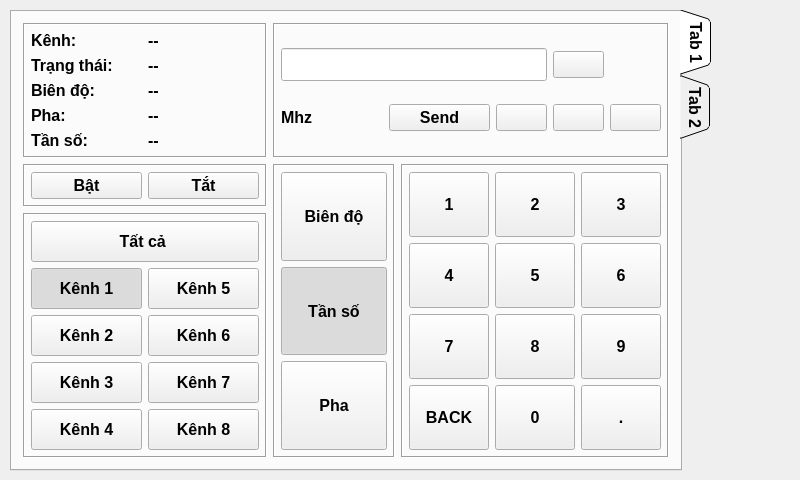
Before: the Qt Designer form mainwindow.ui in kimphg/rasPi, drawn with Qt 5.
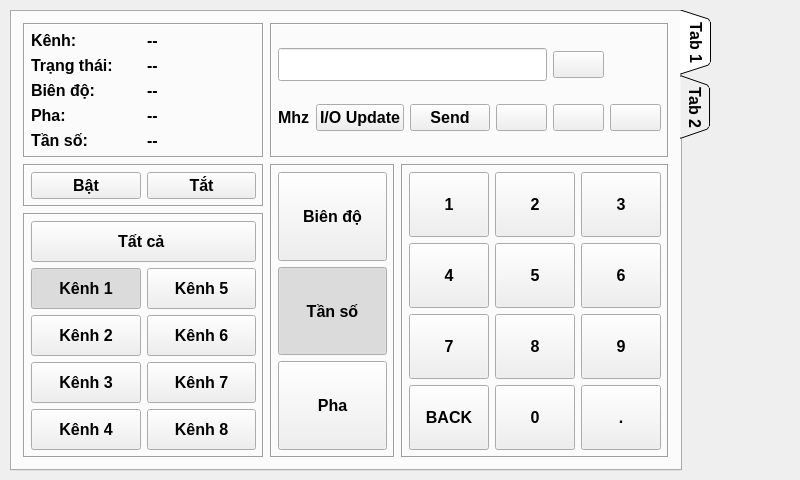
After: the same form once the commit is applied. Icons and pictures are not drawn.

Patch:
```diff
--- a/mainwindow.ui
+++ b/mainwindow.ui
@@ -52,15 +52,21 @@
       <string>Tab 1</string>
      </attribute>
      <layout class="QGridLayout" name="gridLayout_4">
-      <item row="0" column="0" colspan="2">
-       <widget class="QFrame" name="frame">
+      <item row="2" column="0" colspan="2">
+       <widget class="QFrame" name="frame_2">
+        <property name="sizePolicy">
+         <sizepolicy hsizetype="Preferred" vsizetype="Preferred">
+          <horstretch>0</horstretch>
+          <verstretch>0</verstretch>
+         </sizepolicy>
+        </property>
         <property name="frameShape">
          <enum>QFrame::Box</enum>
         </property>
         <property name="frameShadow">
          <enum>QFrame::Sunken</enum>
         </property>
-        <layout class="QGridLayout" name="gridLayout_5">
+        <layout class="QGridLayout" name="gridLayout_6">
          <property name="leftMargin">
           <number>6</number>
          </property>
@@ -74,103 +80,33 @@
           <number>6</number>
          </property>
          <item row="0" column="0">
-          <widget class="QLabel" name="label">
+          <widget class="QPushButton" name="pushButton_kenh_16">
+           <property name="sizePolicy">
+            <sizepolicy hsizetype="Minimum" vsizetype="Maximum">
+             <horstretch>0</horstretch>
+             <verstretch>0</verstretch>
+            </sizepolicy>
+           </property>
+           <property name="font">
+            <font>
+             <pointsize>12</pointsize>
+            </font>
+           </property>
            <property name="text">
-            <string>Kênh:</string>
+            <string>Bật</string>
+           </property>
+           <property name="checkable">
+            <bool>false</bool>
+           </property>
+           <property name="autoExclusive">
+            <bool>false</bool>
            </property>
           </widget>
          </item>
          <item row="0" column="1">
-          <widget class="QLabel" name="label_chanel_num">
-           <property name="text">
-            <string>--</string>
-           </property>
-          </widget>
-         </item>
-         <item row="1" column="0">
-          <widget class="QLabel" name="label_2">
-           <property name="text">
-            <string>Trạng thái:</string>
-           </property>
-          </widget>
-         </item>
-         <item row="1" column="1">
-          <widget class="QLabel" name="label_chanel_stat">
-           <property name="text">
-            <string>--</string>
-           </property>
-          </widget>
-         </item>
-         <item row="2" column="0">
-          <widget class="QLabel" name="label_3">
-           <property name="text">
-            <string>Biên độ:</string>
-           </property>
-          </widget>
-         </item>
-         <item row="2" column="1">
-          <widget class="QLabel" name="label_chanel_amp">
-           <property name="text">
-            <string>--</string>
-           </property>
-          </widget>
-         </item>
-         <item row="3" column="0">
-          <widget class="QLabel" name="label_7">
-           <property name="text">
-            <string>Pha:</string>
-           </property>
-          </widget>
-         </item>
-         <item row="3" column="1">
-          <widget class="QLabel" name="label_chanel_phase">
-           <property name="text">
-            <string>--</string>
-           </property>
-          </widget>
-         </item>
-         <item row="4" column="0">
-          <widget class="QLabel" name="label_8">
-           <property name="text">
-            <string>Tần số:</string>
-           </property>
-          </widget>
-         </item>
-         <item row="4" column="1">
-          <widget class="QLabel" name="label_chanel_freq">
-           <property name="text">
-            <string>--</string>
-           </property>
-          </widget>
-         </item>
-        </layout>
-       </widget>
-      </item>
-      <item row="1" column="2" rowspan="2">
-       <widget class="QFrame" name="frame">
-        <property name="frameShape">
-         <enum>QFrame::Box</enum>
-        </property>
-        <property name="frameShadow">
-         <enum>QFrame::Sunken</enum>
-        </property>
-        <layout class="QGridLayout" name="gridLayout_7">
-         <property name="leftMargin">
-          <number>6</number>
-         </property>
-         <property name="topMargin">
-          <number>6</number>
-         </property>
-         <property name="rightMargin">
-          <number>6</number>
-         </property>
-         <property name="bottomMargin">
-          <number>6</number>
-         </property>
-         <item row="2" column="0">
-          <widget class="QPushButton" name="pushButton_num_control_afreq">
+          <widget class="QPushButton" name="pushButton_kenh_17">
            <property name="sizePolicy">
-            <sizepolicy hsizetype="Preferred" vsizetype="Preferred">
+            <sizepolicy hsizetype="Minimum" vsizetype="Maximum">
              <horstretch>0</horstretch>
              <verstretch>0</verstretch>
             </sizepolicy>
@@ -181,71 +117,20 @@
             </font>
            </property>
            <property name="text">
-            <string>Tần số</string>
+            <string>Tắt</string>
            </property>
            <property name="checkable">
-            <bool>true</bool>
+            <bool>false</bool>
            </property>
-           <property name="checked">
-            <bool>true</bool>
-           </property>
            <property name="autoExclusive">
             <bool>true</bool>
            </property>
           </widget>
          </item>
-         <item row="0" column="0">
-          <widget class="QPushButton" name="pushButton_num_control_amp">
-           <property name="sizePolicy">
-            <sizepolicy hsizetype="Preferred" vsizetype="Preferred">
-             <horstretch>0</horstretch>
-             <verstretch>0</verstretch>
-            </sizepolicy>
-           </property>
-           <property name="font">
-            <font>
-             <pointsize>12</pointsize>
-            </font>
-           </property>
-           <property name="text">
-            <string>Biên độ</string>
-           </property>
-           <property name="checkable">
-            <bool>true</bool>
-           </property>
-           <property name="autoExclusive">
-            <bool>true</bool>
-           </property>
-          </widget>
-         </item>
-         <item row="3" column="0">
-          <widget class="QPushButton" name="pushButton_num_control_phase">
-           <property name="sizePolicy">
-            <sizepolicy hsizetype="Preferred" vsizetype="Preferred">
-             <horstretch>0</horstretch>
-             <verstretch>0</verstretch>
-            </sizepolicy>
-           </property>
-           <property name="font">
-            <font>
-             <pointsize>12</pointsize>
-            </font>
-           </property>
-           <property name="text">
-            <string>Pha</string>
-           </property>
-           <property name="checkable">
-            <bool>true</bool>
-           </property>
-           <property name="autoExclusive">
-            <bool>true</bool>
-           </property>
-          </widget>
-         </item>
         </layout>
        </widget>
       </item>
-      <item row="1" column="3" rowspan="2">
+      <item row="2" column="3" rowspan="2">
        <widget class="QFrame" name="frame">
         <property name="frameShape">
          <enum>QFrame::Box</enum>
@@ -485,172 +370,7 @@
         </layout>
        </widget>
       </item>
-      <item row="0" column="2" colspan="2">
-       <widget class="QFrame" name="frame">
-        <property name="frameShape">
-         <enum>QFrame::Box</enum>
-        </property>
-        <property name="frameShadow">
-         <enum>QFrame::Sunken</enum>
-        </property>
-        <layout class="QGridLayout" name="gridLayout_3">
-         <property name="leftMargin">
-          <number>6</number>
-         </property>
-         <property name="topMargin">
-          <number>6</number>
-         </property>
-         <property name="rightMargin">
-          <number>6</number>
-         </property>
-         <property name="bottomMargin">
-          <number>6</number>
-         </property>
-         <item row="0" column="3">
-          <widget class="QPushButton" name="pushButton_num_control_up">
-           <property name="sizePolicy">
-            <sizepolicy hsizetype="Fixed" vsizetype="Fixed">
-             <horstretch>0</horstretch>
-             <verstretch>0</verstretch>
-            </sizepolicy>
-           </property>
-           <property name="font">
-            <font>
-             <pointsize>12</pointsize>
-            </font>
-           </property>
-           <property name="text">
-            <string/>
-           </property>
-           <property name="icon">
-            <iconset resource="res.qrc">
-             <normaloff>:/1480496118_arrow-up-01.ico</normaloff>:/1480496118_arrow-up-01.ico</iconset>
-           </property>
-           <property name="iconSize">
-            <size>
-             <width>32</width>
-             <height>32</height>
-            </size>
-           </property>
-          </widget>
-         </item>
-         <item row="1" column="2">
-          <widget class="QPushButton" name="pushButton_num_control_left">
-           <property name="sizePolicy">
-            <sizepolicy hsizetype="Fixed" vsizetype="Fixed">
-             <horstretch>0</horstretch>
-             <verstretch>0</verstretch>
-            </sizepolicy>
-           </property>
-           <property name="font">
-            <font>
-             <pointsize>12</pointsize>
-            </font>
-           </property>
-           <property name="text">
-            <string/>
-           </property>
-           <property name="icon">
-            <iconset resource="res.qrc">
-             <normaloff>:/1480496108_arrow-left-01.ico</normaloff>:/1480496108_arrow-left-01.ico</iconset>
-           </property>
-           <property name="iconSize">
-            <size>
-             <width>32</width>
-             <height>32</height>
-            </size>
-           </property>
-          </widget>
-         </item>
-         <item row="1" column="3">
-          <widget class="QPushButton" name="pushButton_num_control_down">
-           <property name="sizePolicy">
-            <sizepolicy hsizetype="Fixed" vsizetype="Fixed">
-             <horstretch>0</horstretch>
-             <verstretch>0</verstretch>
-            </sizepolicy>
-           </property>
-           <property name="font">
-            <font>
-             <pointsize>12</pointsize>
-            </font>
-           </property>
-           <property name="text">
-            <string/>
-           </property>
-           <property name="icon">
-            <iconset resource="res.qrc">
-             <normaloff>:/1480496134_arrow-down-01.ico</normaloff>:/1480496134_arrow-down-01.ico</iconset>
-           </property>
-           <property name="iconSize">
-            <size>
-             <width>32</width>
-             <height>32</height>
-            </size>
-           </property>
-          </widget>
-         </item>
-         <item row="1" column="4">
-          <widget class="QPushButton" name="pushButton_num_control_right">
-           <property name="sizePolicy">
-            <sizepolicy hsizetype="Fixed" vsizetype="Fixed">
-             <horstretch>0</horstretch>
-             <verstretch>0</verstretch>
-            </sizepolicy>
-           </property>
-           <property name="font">
-            <font>
-             <pointsize>12</pointsize>
-            </font>
-           </property>
-           <property name="text">
-            <string/>
-           </property>
-           <property name="icon">
-            <iconset resource="res.qrc">
-             <normaloff>:/1480496090_arrow-right-01.ico</normaloff>:/1480496090_arrow-right-01.ico</iconset>
-           </property>
-           <property name="iconSize">
-            <size>
-             <width>32</width>
-             <height>32</height>
-            </size>
-           </property>
-          </widget>
-         </item>
-         <item row="1" column="1">
-          <widget class="QPushButton" name="pushButton">
-           <property name="sizePolicy">
-            <sizepolicy hsizetype="Minimum" vsizetype="Minimum">
-             <horstretch>0</horstretch>
-             <verstretch>0</verstretch>
-            </sizepolicy>
-           </property>
-           <property name="text">
-            <string>Send</string>
-           </property>
-          </widget>
-         </item>
-         <item row="1" column="0">
-          <widget class="QLabel" name="label_unit">
-           <property name="text">
-            <string>Mhz</string>
-           </property>
-          </widget>
-         </item>
-         <item row="0" column="0" colspan="3">
-          <widget class="QLineEdit" name="lineEdit">
-           <property name="font">
-            <font>
-             <pointsize>16</pointsize>
-            </font>
-           </property>
-          </widget>
-         </item>
-        </layout>
-       </widget>
-      </item>
-      <item row="2" column="0" colspan="2">
+      <item row="3" column="0" colspan="2">
        <widget class="QFrame" name="frame">
         <property name="frameShape">
          <enum>QFrame::Box</enum>
@@ -899,21 +619,204 @@
         </layout>
        </widget>
       </item>
-      <item row="1" column="0" colspan="2">
-       <widget class="QFrame" name="frame_2">
-        <property name="sizePolicy">
-         <sizepolicy hsizetype="Preferred" vsizetype="Preferred">
-          <horstretch>0</horstretch>
-          <verstretch>0</verstretch>
-         </sizepolicy>
+      <item row="0" column="2" colspan="2">
+       <widget class="QFrame" name="frame">
+        <property name="frameShape">
+         <enum>QFrame::Box</enum>
         </property>
+        <property name="frameShadow">
+         <enum>QFrame::Sunken</enum>
+        </property>
+        <layout class="QGridLayout" name="gridLayout_3">
+         <property name="leftMargin">
+          <number>6</number>
+         </property>
+         <property name="topMargin">
+          <number>6</number>
+         </property>
+         <property name="rightMargin">
+          <number>6</number>
+         </property>
+         <property name="bottomMargin">
+          <number>6</number>
+         </property>
+         <item row="1" column="3">
+          <widget class="QPushButton" name="pushButton_num_control_left">
+           <property name="sizePolicy">
+            <sizepolicy hsizetype="Fixed" vsizetype="Fixed">
+             <horstretch>0</horstretch>
+             <verstretch>0</verstretch>
+            </sizepolicy>
+           </property>
+           <property name="font">
+            <font>
+             <pointsize>12</pointsize>
+            </font>
+           </property>
+           <property name="text">
+            <string/>
+           </property>
+           <property name="icon">
+            <iconset resource="res.qrc">
+             <normaloff>:/1480496108_arrow-left-01.ico</normaloff>:/1480496108_arrow-left-01.ico</iconset>
+           </property>
+           <property name="iconSize">
+            <size>
+             <width>32</width>
+             <height>32</height>
+            </size>
+           </property>
+          </widget>
+         </item>
+         <item row="0" column="4">
+          <widget class="QPushButton" name="pushButton_num_control_up">
+           <property name="sizePolicy">
+            <sizepolicy hsizetype="Fixed" vsizetype="Fixed">
+             <horstretch>0</horstretch>
+             <verstretch>0</verstretch>
+            </sizepolicy>
+           </property>
+           <property name="font">
+            <font>
+             <pointsize>12</pointsize>
+            </font>
+           </property>
+           <property name="text">
+            <string/>
+           </property>
+           <property name="icon">
+            <iconset resource="res.qrc">
+             <normaloff>:/1480496118_arrow-up-01.ico</normaloff>:/1480496118_arrow-up-01.ico</iconset>
+           </property>
+           <property name="iconSize">
+            <size>
+             <width>32</width>
+             <height>32</height>
+            </size>
+           </property>
+          </widget>
+         </item>
+         <item row="1" column="2">
+          <widget class="QPushButton" name="pushButton">
+           <property name="sizePolicy">
+            <sizepolicy hsizetype="Minimum" vsizetype="Minimum">
+             <horstretch>0</horstretch>
+             <verstretch>0</verstretch>
+            </sizepolicy>
+           </property>
+           <property name="text">
+            <string>Send</string>
+           </property>
+          </widget>
+         </item>
+         <item row="1" column="0">
+          <widget class="QLabel" name="label_unit">
+           <property name="text">
+            <string>Mhz</string>
+           </property>
+          </widget>
+         </item>
+         <item row="0" column="0" colspan="4">
+          <widget class="QLineEdit" name="lineEdit">
+           <property name="font">
+            <font>
+             <pointsize>16</pointsize>
+            </font>
+           </property>
+          </widget>
+         </item>
+         <item row="1" column="5">
+          <widget class="QPushButton" name="pushButton_num_control_right">
+           <property name="sizePolicy">
+            <sizepolicy hsizetype="Fixed" vsizetype="Fixed">
+             <horstretch>0</horstretch>
+             <verstretch>0</verstretch>
+            </sizepolicy>
+           </property>
+           <property name="font">
+            <font>
+             <pointsize>12</pointsize>
+            </font>
+           </property>
+           <property name="text">
+            <string/>
+           </property>
+           <property name="icon">
+            <iconset resource="res.qrc">
+             <normaloff>:/1480496090_arrow-right-01.ico</normaloff>:/1480496090_arrow-right-01.ico</iconset>
+           </property>
+           <property name="iconSize">
+            <size>
+             <width>32</width>
+             <height>32</height>
+            </size>
+           </property>
+          </widget>
+         </item>
+         <item row="1" column="4">
+          <widget class="QPushButton" name="pushButton_num_control_down">
+           <property name="sizePolicy">
+            <sizepolicy hsizetype="Fixed" vsizetype="Fixed">
+             <horstretch>0</horstretch>
+             <verstretch>0</verstretch>
+            </sizepolicy>
+           </property>
+           <property name="font">
+            <font>
+             <pointsize>12</pointsize>
+            </font>
+           </property>
+           <property name="text">
+            <string/>
+           </property>
+           <property name="icon">
+            <iconset resource="res.qrc">
+             <normaloff>:/1480496134_arrow-down-01.ico</normaloff>:/1480496134_arrow-down-01.ico</iconset>
+           </property>
+           <property name="iconSize">
+            <size>
+             <width>32</width>
+             <height>32</height>
+            </size>
+           </property>
+          </widget>
+         </item>
+         <item row="1" column="1">
+          <widget class="QPushButton" name="pushButton_num_control_phase_comp_2">
+           <property name="sizePolicy">
+            <sizepolicy hsizetype="Preferred" vsizetype="Preferred">
+             <horstretch>0</horstretch>
+             <verstretch>0</verstretch>
+            </sizepolicy>
+           </property>
+           <property name="font">
+            <font>
+             <pointsize>12</pointsize>
+            </font>
+           </property>
+           <property name="text">
+            <string>I/O Update</string>
+           </property>
+           <property name="checkable">
+            <bool>true</bool>
+           </property>
+           <property name="autoExclusive">
+            <bool>true</bool>
+           </property>
+          </widget>
+         </item>
+        </layout>
+       </widget>
+      </item>
+      <item row="0" column="0" colspan="2">
+       <widget class="QFrame" name="frame">
         <property name="frameShape">
          <enum>QFrame::Box</enum>
         </property>
         <property name="frameShadow">
          <enum>QFrame::Sunken</enum>
         </property>
-        <layout class="QGridLayout" name="gridLayout_6">
+        <layout class="QGridLayout" name="gridLayout_5">
          <property name="leftMargin">
           <number>6</number>
          </property>
@@ -927,33 +830,103 @@
           <number>6</number>
          </property>
          <item row="0" column="0">
-          <widget class="QPushButton" name="pushButton_kenh_16">
-           <property name="sizePolicy">
-            <sizepolicy hsizetype="Minimum" vsizetype="Maximum">
-             <horstretch>0</horstretch>
-             <verstretch>0</verstretch>
-            </sizepolicy>
-           </property>
-           <property name="font">
-            <font>
-             <pointsize>12</pointsize>
-            </font>
-           </property>
+          <widget class="QLabel" name="label">
            <property name="text">
-            <string>Bật</string>
-           </property>
-           <property name="checkable">
-            <bool>false</bool>
-           </property>
-           <property name="autoExclusive">
-            <bool>false</bool>
+            <string>Kênh:</string>
            </property>
           </widget>
          </item>
          <item row="0" column="1">
-          <widget class="QPushButton" name="pushButton_kenh_17">
+          <widget class="QLabel" name="label_chanel_num">
+           <property name="text">
+            <string>--</string>
+           </property>
+          </widget>
+         </item>
+         <item row="1" column="0">
+          <widget class="QLabel" name="label_2">
+           <property name="text">
+            <string>Trạng thái:</string>
+           </property>
+          </widget>
+         </item>
+         <item row="1" column="1">
+          <widget class="QLabel" name="label_chanel_stat">
+           <property name="text">
+            <string>--</string>
+           </property>
+          </widget>
+         </item>
+         <item row="2" column="0">
+          <widget class="QLabel" name="label_3">
+           <property name="text">
+            <string>Biên độ:</string>
+           </property>
+          </widget>
+         </item>
+         <item row="2" column="1">
+          <widget class="QLabel" name="label_chanel_amp">
+           <property name="text">
+            <string>--</string>
+           </property>
+          </widget>
+         </item>
+         <item row="3" column="0">
+          <widget class="QLabel" name="label_7">
+           <property name="text">
+            <string>Pha:</string>
+           </property>
+          </widget>
+         </item>
+         <item row="3" column="1">
+          <widget class="QLabel" name="label_chanel_phase">
+           <property name="text">
+            <string>--</string>
+           </property>
+          </widget>
+         </item>
+         <item row="4" column="0">
+          <widget class="QLabel" name="label_8">
+           <property name="text">
+            <string>Tần số:</string>
+           </property>
+          </widget>
+         </item>
+         <item row="4" column="1">
+          <widget class="QLabel" name="label_chanel_freq">
+           <property name="text">
+            <string>--</string>
+           </property>
+          </widget>
+         </item>
+        </layout>
+       </widget>
+      </item>
+      <item row="2" column="2" rowspan="2">
+       <widget class="QFrame" name="frame">
+        <property name="frameShape">
+         <enum>QFrame::Box</enum>
+        </property>
+        <property name="frameShadow">
+         <enum>QFrame::Sunken</enum>
+        </property>
+        <layout class="QGridLayout" name="gridLayout_7">
+         <property name="leftMargin">
+          <number>6</number>
+         </property>
+         <property name="topMargin">
+          <number>6</number>
+         </property>
+         <property name="rightMargin">
+          <number>6</number>
+         </property>
+         <property name="bottomMargin">
+          <number>6</number>
+         </property>
+         <item row="3" column="0">
+          <widget class="QPushButton" name="pushButton_num_control_afreq">
            <property name="sizePolicy">
-            <sizepolicy hsizetype="Minimum" vsizetype="Maximum">
+            <sizepolicy hsizetype="Preferred" vsizetype="Preferred">
              <horstretch>0</horstretch>
              <verstretch>0</verstretch>
             </sizepolicy>
@@ -964,13 +937,64 @@
             </font>
            </property>
            <property name="text">
-            <string>Tắt</string>
+            <string>Tần số</string>
            </property>
            <property name="checkable">
-            <bool>false</bool>
+            <bool>true</bool>
            </property>
+           <property name="checked">
+            <bool>true</bool>
+           </property>
            <property name="autoExclusive">
-            <bool>false</bool>
+            <bool>true</bool>
+           </property>
+          </widget>
+         </item>
+         <item row="1" column="0">
+          <widget class="QPushButton" name="pushButton_num_control_amp">
+           <property name="sizePolicy">
+            <sizepolicy hsizetype="Preferred" vsizetype="Preferred">
+             <horstretch>0</horstretch>
+             <verstretch>0</verstretch>
+            </sizepolicy>
+           </property>
+           <property name="font">
+            <font>
+             <pointsize>12</pointsize>
+            </font>
+           </property>
+           <property name="text">
+            <string>Biên độ</string>
+           </property>
+           <property name="checkable">
+            <bool>true</bool>
+           </property>
+           <property name="autoExclusive">
+            <bool>true</bool>
+           </property>
+          </widget>
+         </item>
+         <item row="4" column="0">
+          <widget class="QPushButton" name="pushButton_num_control_phase">
+           <property name="sizePolicy">
+            <sizepolicy hsizetype="Preferred" vsizetype="Preferred">
+             <horstretch>0</horstretch>
+             <verstretch>0</verstretch>
+            </sizepolicy>
+           </property>
+           <property name="font">
+            <font>
+             <pointsize>12</pointsize>
+            </font>
+           </property>
+           <property name="text">
+            <string>Pha</string>
+           </property>
+           <property name="checkable">
+            <bool>true</bool>
+           </property>
+           <property name="autoExclusive">
+            <bool>true</bool>
            </property>
           </widget>
          </item>
@@ -993,36 +1017,6 @@
        </rect>
       </property>
      </widget>
-     <widget class="QPushButton" name="pushButton_num_control_phase_comp_2">
-      <property name="geometry">
-       <rect>
-        <x>10</x>
-        <y>300</y>
-        <width>128</width>
-        <height>65</height>
-       </rect>
-      </property>
-      <property name="sizePolicy">
-       <sizepolicy hsizetype="Preferred" vsizetype="Preferred">
-        <horstretch>0</horstretch>
-        <verstretch>0</verstretch>
-       </sizepolicy>
-      </property>
-      <property name="font">
-       <font>
-        <pointsize>12</pointsize>
-       </font>
-      </property>
-      <property name="text">
-       <string>I/O Update</string>
-      </property>
-      <property name="checkable">
-       <bool>true</bool>
-      </property>
-      <property name="autoExclusive">
-       <bool>true</bool>
-      </property>
-     </widget>
     </widget>
    </widget>
   </widget>
```
Left out of the diff: 2 changed lines with no effect on the pictures.
